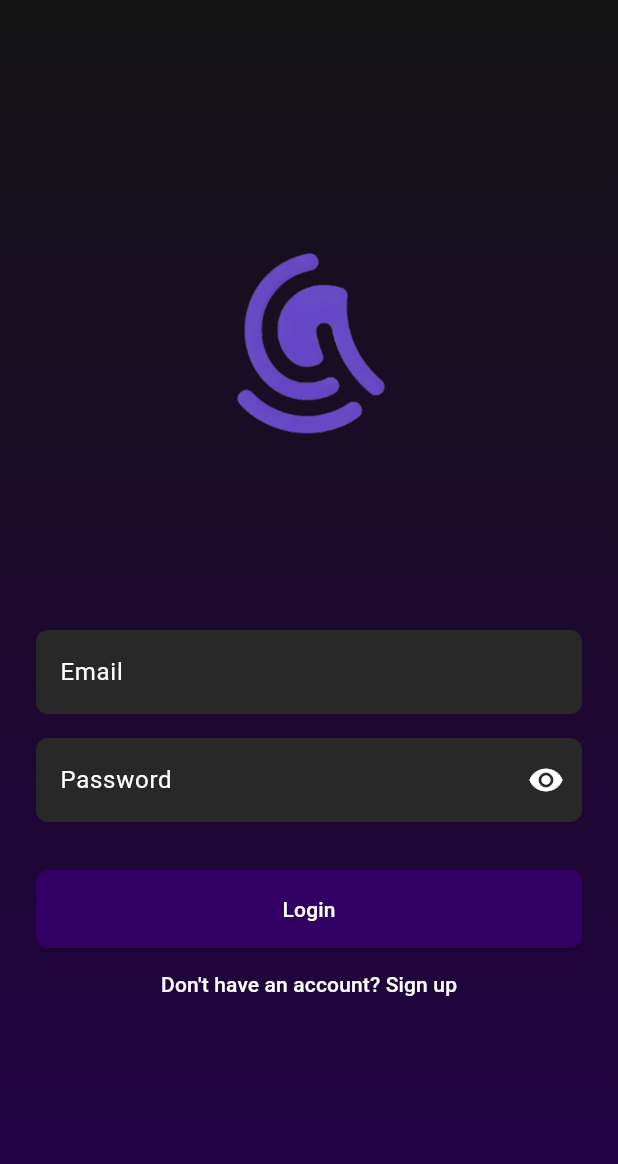
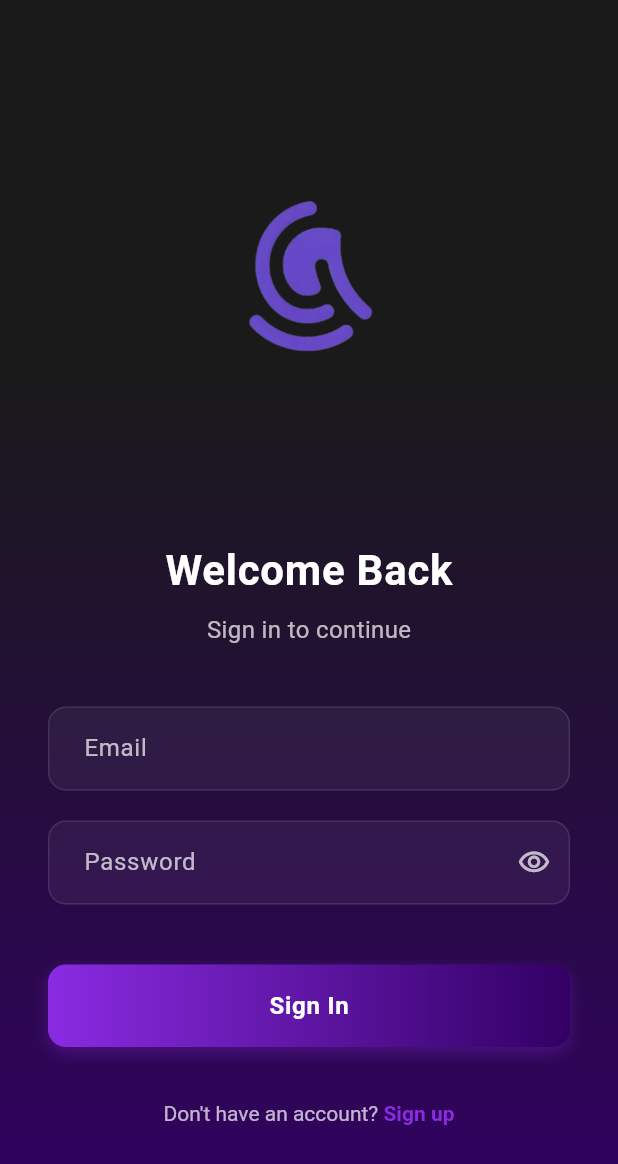
Before and after one commit to kidusm001/whisper, a Flutter app: the screen it shows after launch, on a phone screen of 412 x 824 dp. Shown: the top 1164 px of the screen. Run offline on Flutter 3.47's test engine with Material 3 defaults, Android fonts, the phone set to English and light mode, and no system bars; our stand-ins replace cloud_firestore, firebase_auth, firebase_core, image_picker, supabase_flutter; accounts and stored records are empty.

Commit message:
feat: enhance login screen UI; update styles, improve animations, and adjust input field designs

```diff
--- a/whisper/analysis_options.yaml
+++ b/whisper/analysis_options.yaml
@@ -7,6 +7,9 @@
 
 # The following line activates a set of recommended lints for Flutter apps,
 # packages, and plugins designed to encourage good coding practices.
+analyzer:
+  errors:
+    deprecated_member_use: ignore
 include: package:flutter_lints/flutter.yaml
 
 linter:
--- a/whisper/lib/features/auth/screens/login_screen.dart
+++ b/whisper/lib/features/auth/screens/login_screen.dart
@@ -1,3 +1,5 @@
+// ignore_for_file: deprecated_member_use
+
 import 'package:flutter/material.dart';
 import 'package:firebase_auth/firebase_auth.dart';
 import '../widgets/whisper_logo.dart';
@@ -29,19 +31,47 @@ class _LoginScreenState extends State<LoginScreen> {
                 begin: Alignment.topCenter,
                 end: Alignment.bottomCenter,
                 colors: [
-                  Color(0xFF141414),
-                  Color(0xFF230046),
+                  Color(0xFF1A1A1A),
+                  Color(0xFF320064),
                 ],
+                stops: [0.3, 1.0],
               ),
             ),
             child: Padding(
-              padding: const EdgeInsets.symmetric(horizontal: 24.0),
+              padding: const EdgeInsets.symmetric(horizontal: 32.0),
               child: Form(
                 key: _formKey,
                 child: Column(
                   children: [
-                    const SizedBox(height: 80),
-                    const WhisperLogo(size: 300),
+                    const SizedBox(height: 60),
+                    TweenAnimationBuilder(
+                      tween: Tween<double>(begin: 0.8, end: 1.0),
+                      duration: const Duration(milliseconds: 1000),
+                      builder: (context, double value, child) {
+                        return Transform.scale(
+                          scale: value,
+                          child: const WhisperLogo(size: 250),
+                        );
+                      },
+                    ),
+                    const SizedBox(height: 50),
+                    const Text(
+                      "Welcome Back",
+                      style: TextStyle(
+                        color: Colors.white,
+                        fontSize: 28,
+                        fontWeight: FontWeight.bold,
+                        letterSpacing: 0.5,
+                      ),
+                    ),
+                    const SizedBox(height: 8),
+                    Text(
+                      "Sign in to continue",
+                      style: TextStyle(
+                        color: Colors.white.withOpacity(0.7),
+                        fontSize: 16,
+                      ),
+                    ),
                     const SizedBox(height: 40),
                     TextFormField(
                       controller: _emailController,
@@ -55,7 +85,7 @@ class _LoginScreenState extends State<LoginScreen> {
                         return null;
                       },
                     ),
-                    const SizedBox(height: 16),
+                    const SizedBox(height: 20),
                     TextFormField(
                       controller: _passwordController,
                       style: const TextStyle(color: Colors.white),
@@ -64,60 +94,82 @@ class _LoginScreenState extends State<LoginScreen> {
                         suffixIcon: IconButton(
                           icon: Icon(
                             _obscurePassword
-                                ? Icons.visibility
-                                : Icons.visibility_off,
-                            color: Colors.white.withValues(
-                                red: 255,
-                                green: 255,
-                                blue: 255,
-                                alpha: 179), // 0.7 opacity = 179 alpha
+                                ? Icons.visibility_outlined
+                                : Icons.visibility_off_outlined,
+                            color: Colors.white70,
+                            size: 22,
                           ),
-                          onPressed: () {
-                            setState(() {
-                              _obscurePassword = !_obscurePassword;
-                            });
-                          },
+                          onPressed: () => setState(
+                              () => _obscurePassword = !_obscurePassword),
                         ),
                       ),
                       obscureText: _obscurePassword,
-                      validator: (value) {
-                        if (value == null || value.isEmpty) {
-                          return 'Please enter your password';
-                        }
-                        return null;
-                      },
+                      validator: (value) => value?.isEmpty ?? true
+                          ? 'Please enter your password'
+                          : null,
                     ),
-                    const SizedBox(height: 32),
+                    const SizedBox(height: 40),
                     if (_isLoading)
                       const CircularProgressIndicator(
                         valueColor:
-                            AlwaysStoppedAnimation<Color>(Color(0xFF320064)),
+                            AlwaysStoppedAnimation<Color>(Color(0xFF8A2BE2)),
                       )
                     else
-                      SizedBox(
+                      Container(
                         width: double.infinity,
+                        height: 55,
+                        decoration: BoxDecoration(
+                          gradient: const LinearGradient(
+                            colors: [Color(0xFF8A2BE2), Color(0xFF320064)],
+                            begin: Alignment.centerLeft,
+                            end: Alignment.centerRight,
+                          ),
+                          borderRadius: BorderRadius.circular(12),
+                          boxShadow: [
+                            BoxShadow(
+                              color: const Color(0xFF8A2BE2).withOpacity(0.3),
+                              blurRadius: 8,
+                              offset: const Offset(0, 4),
+                            ),
+                          ],
+                        ),
                         child: ElevatedButton(
                           onPressed: _handleLogin,
                           style: ElevatedButton.styleFrom(
-                            backgroundColor: const Color(0xFF320064),
-                            foregroundColor: Colors.white,
-                            padding: const EdgeInsets.symmetric(vertical: 16),
+                            backgroundColor: Colors.transparent,
+                            shadowColor: Colors.transparent,
                             shape: RoundedRectangleBorder(
-                              borderRadius: BorderRadius.circular(8),
+                              borderRadius: BorderRadius.circular(12),
                             ),
                           ),
-                          child: const Text('Login'),
+                          child: const Text(
+                            'Sign In',
+                            style: TextStyle(
+                              color: Colors.white,
+                              fontSize: 16,
+                              fontWeight: FontWeight.bold,
+                              letterSpacing: 0.5,
+                            ),
+                          ),
                         ),
                       ),
+                    const SizedBox(height: 20),
                     TextButton(
-                      onPressed: () {
-                        Navigator.pushNamed(context, '/signup');
-                      },
-                      child: Text(
-                        "Don't have an account? Sign up",
-                        style: TextStyle(
-                          color: Colors.white.withValues(
-                              red: 255, green: 255, blue: 255, alpha: 179),
+                      onPressed: () => Navigator.pushNamed(context, '/signup'),
+                      child: RichText(
+                        text: TextSpan(
+                          text: "Don't have an account? ",
+                          style:
+                              TextStyle(color: Colors.white.withOpacity(0.7)),
+                          children: const [
+                            TextSpan(
+                              text: "Sign up",
+                              style: TextStyle(
+                                color: Color(0xFF8A2BE2),
+                                fontWeight: FontWeight.bold,
+                              ),
+                            ),
+                          ],
                         ),
                       ),
                     ),
@@ -134,24 +186,29 @@ class _LoginScreenState extends State<LoginScreen> {
   InputDecoration _buildInputDecoration(String label, {Widget? suffixIcon}) {
     return InputDecoration(
       labelText: label,
-      labelStyle: TextStyle(
-        color: Colors.white
-            .withValues(red: 255, green: 255, blue: 255, alpha: 179),
+      labelStyle: const TextStyle(color: Colors.white70),
+      hintStyle: const TextStyle(color: Colors.white60),
+      errorStyle: const TextStyle(
+        color: Colors.redAccent,
+        fontSize: 12,
       ),
       border: OutlineInputBorder(
-        borderRadius: BorderRadius.circular(8),
+        borderRadius: BorderRadius.circular(12),
         borderSide: BorderSide.none,
       ),
       enabledBorder: OutlineInputBorder(
-        borderRadius: BorderRadius.circular(8),
-        borderSide: BorderSide.none,
+        borderRadius: BorderRadius.circular(12),
+        borderSide: BorderSide(
+          color: Colors.white.withOpacity(0.1),
+        ),
       ),
       focusedBorder: OutlineInputBorder(
-        borderRadius: BorderRadius.circular(8),
-        borderSide: const BorderSide(color: Color(0xFF320064)),
+        borderRadius: BorderRadius.circular(12),
+        borderSide: const BorderSide(color: Color(0xFF8A2BE2), width: 2),
       ),
       filled: true,
-      fillColor: const Color(0xFF282828),
+      fillColor: Colors.white.withOpacity(0.05),
+      contentPadding: const EdgeInsets.symmetric(horizontal: 20, vertical: 16),
       suffixIcon: suffixIcon,
     );
   }
```
Also changed, not shown: whisper/lib/features/auth/screens/signup_screen.dart (+111 -45 lines).
